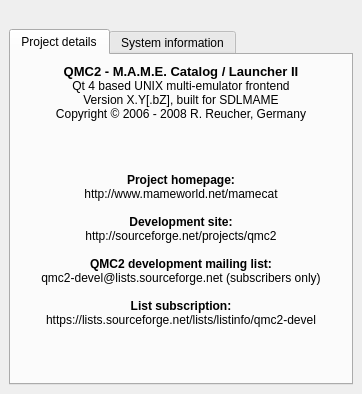
This is about.ui in qmc2/qmc2-mame-fe as Qt 5 draws it before an edit. The edited form follows.
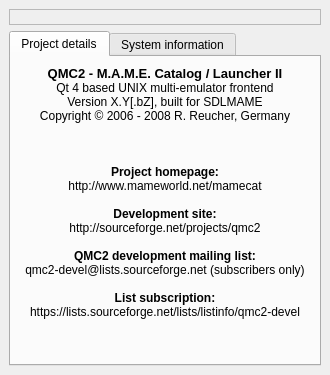
This is the edited form. Icons and pictures are not drawn.

```diff
--- a/about.ui
+++ b/about.ui
@@ -7,20 +7,89 @@
    <rect>
     <x>0</x>
     <y>0</y>
-    <width>362</width>
-    <height>394</height>
+    <width>330</width>
+    <height>375</height>
    </rect>
   </property>
   <property name="windowTitle">
    <string>About QMC2</string>
   </property>
-  <layout class="QGridLayout">
-   <property name="margin">
-    <number>9</number>
-   </property>
-   <property name="spacing">
-    <number>6</number>
-   </property>
+  <layout class="QGridLayout" name="gridLayout">
+   <item row="0" column="0">
+    <widget class="QFrame" name="frameLogo">
+     <property name="frameShape">
+      <enum>QFrame::StyledPanel</enum>
+     </property>
+     <property name="frameShadow">
+      <enum>QFrame::Raised</enum>
+     </property>
+     <layout class="QHBoxLayout" name="horizontalLayout">
+      <property name="spacing">
+       <number>0</number>
+      </property>
+      <property name="margin">
+       <number>0</number>
+      </property>
+      <item>
+       <widget class="QLabel" name="labelGradient1">
+        <property name="sizePolicy">
+         <sizepolicy hsizetype="Ignored" vsizetype="Preferred">
+          <horstretch>0</horstretch>
+          <verstretch>0</verstretch>
+         </sizepolicy>
+        </property>
+        <property name="text">
+         <string/>
+        </property>
+        <property name="pixmap">
+         <pixmap resource="qmc2.qrc">:/data/img/gradient1.png</pixmap>
+        </property>
+        <property name="scaledContents">
+         <bool>true</bool>
+        </property>
+       </widget>
+      </item>
+      <item>
+       <widget class="QLabel" name="labelLogoPixmap">
+        <property name="sizePolicy">
+         <sizepolicy hsizetype="Preferred" vsizetype="Fixed">
+          <horstretch>0</horstretch>
+          <verstretch>0</verstretch>
+         </sizepolicy>
+        </property>
+        <property name="autoFillBackground">
+         <bool>true</bool>
+        </property>
+        <property name="pixmap">
+         <pixmap resource="qmc2.qrc">:/data/img/classic/qmc2_logo_big.png</pixmap>
+        </property>
+        <property name="alignment">
+         <set>Qt::AlignCenter</set>
+        </property>
+       </widget>
+      </item>
+      <item>
+       <widget class="QLabel" name="labelGradient2">
+        <property name="sizePolicy">
+         <sizepolicy hsizetype="Ignored" vsizetype="Preferred">
+          <horstretch>0</horstretch>
+          <verstretch>0</verstretch>
+         </sizepolicy>
+        </property>
+        <property name="text">
+         <string/>
+        </property>
+        <property name="pixmap">
+         <pixmap resource="qmc2.qrc">:/data/img/gradient2.png</pixmap>
+        </property>
+        <property name="scaledContents">
+         <bool>true</bool>
+        </property>
+       </widget>
+      </item>
+     </layout>
+    </widget>
+   </item>
    <item row="1" column="0">
     <widget class="QTabWidget" name="tabWidgetInfo">
      <property name="currentIndex">
@@ -115,31 +184,6 @@
      </widget>
     </widget>
    </item>
-   <item row="0" column="0">
-    <widget class="QLabel" name="labelLogoPixmap">
-     <property name="sizePolicy">
-      <sizepolicy hsizetype="Preferred" vsizetype="Fixed">
-       <horstretch>0</horstretch>
-       <verstretch>0</verstretch>
-      </sizepolicy>
-     </property>
-     <property name="autoFillBackground">
-      <bool>true</bool>
-     </property>
-     <property name="text">
-      <string/>
-     </property>
-     <property name="textFormat">
-      <enum>Qt::RichText</enum>
-     </property>
-     <property name="pixmap">
-      <pixmap resource="qmc2.qrc">:/data/img/classic/qmc2_logo_big.png</pixmap>
-     </property>
-     <property name="alignment">
-      <set>Qt::AlignCenter</set>
-     </property>
-    </widget>
-   </item>
   </layout>
  </widget>
  <layoutdefault spacing="6" margin="9"/>
```
